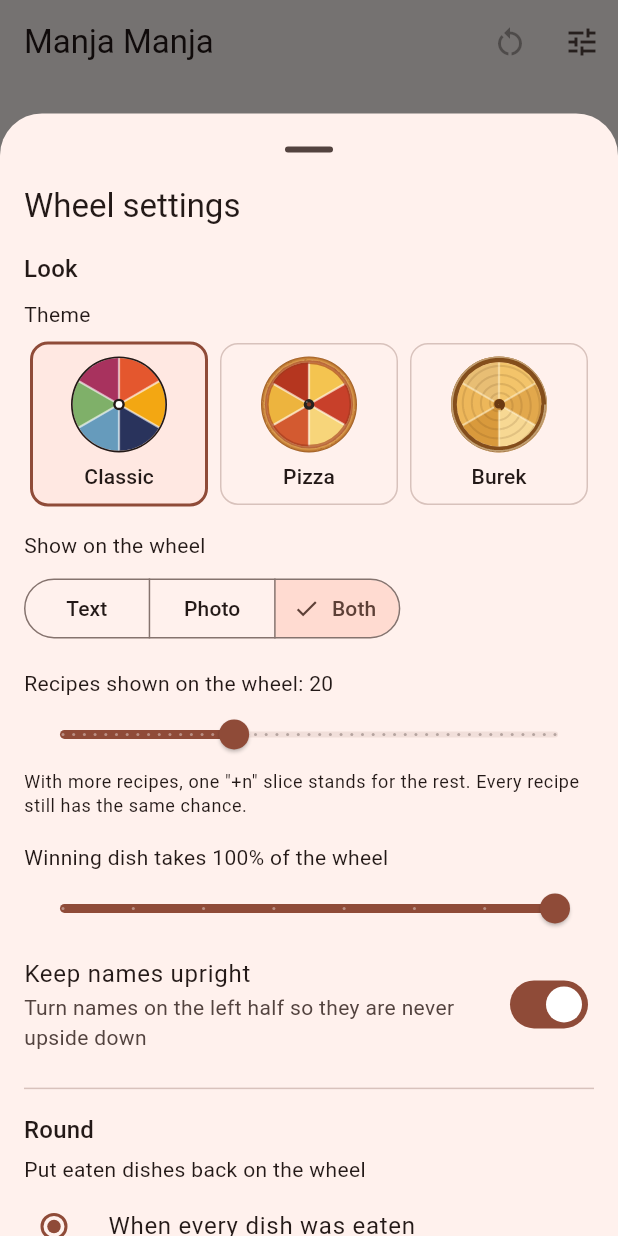
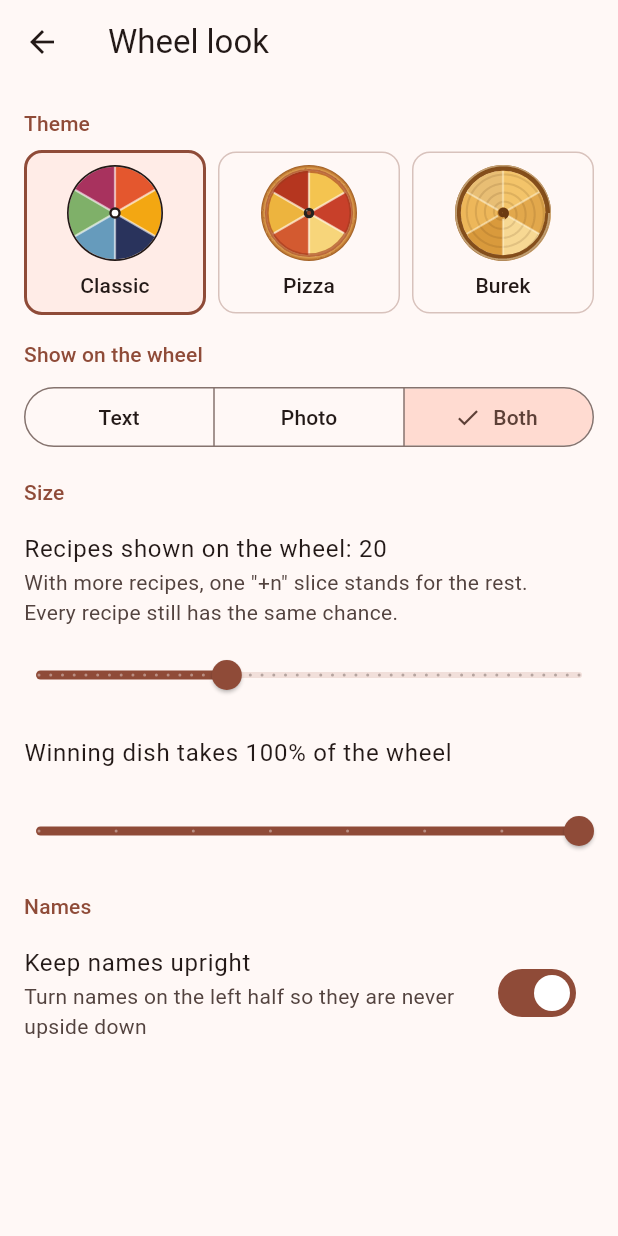
Before and after one commit to Zemo1337/manja, a Flutter app: the screen it shows after launch, after a tap on the "tune" icon, on a phone screen of 412 x 824 dp. Run offline on Flutter 3.47's test engine with Material 3 defaults, Android fonts, the phone set to English and light mode, and no system bars; our stand-ins replace drift, drift_flutter, image_picker; accounts and stored records are empty; generated files the repository leaves out were written again.

Commit message:
Move settings to their own pages
- New Settings tab with pages instead of one long bottom sheet:
  Wheel look (theme, photos, size, names), Wheel rounds (when eaten
  dishes come back) and a link to Ingredients & USDA key
- Changes apply immediately, no Save button; sliders save when released
- The wheel's settings button opens Wheel look directly
- Shared OptionCard and section title widgets for upcoming settings
- Widget tests for both pages and the shortcut

Co-Authored-By: Claude Opus 5.5 <noreply@anthropic.com>

```diff
--- a/lib/ui/home_shell.dart
+++ b/lib/ui/home_shell.dart
@@ -2,6 +2,7 @@ import 'package:flutter/material.dart';
 
 import 'history/history_screen.dart';
 import 'recipes/recipe_list_screen.dart';
+import 'settings/settings_screen.dart';
 import 'wheel/wheel_screen.dart';
 
 class HomeShell extends StatefulWidget {
@@ -19,7 +20,7 @@ class _HomeShellState extends State<HomeShell> {
     return Scaffold(
       body: IndexedStack(
         index: _index,
-        children: const [WheelScreen(), RecipeListScreen(), HistoryScreen()],
+        children: const [WheelScreen(), RecipeListScreen(), HistoryScreen(), SettingsScreen()],
       ),
       bottomNavigationBar: NavigationBar(
         selectedIndex: _index,
@@ -29,6 +30,11 @@ class _HomeShellState extends State<HomeShell> {
           NavigationDestination(
               icon: Icon(Icons.menu_book_outlined), selectedIcon: Icon(Icons.menu_book), label: 'Recipes'),
           NavigationDestination(icon: Icon(Icons.history), label: 'History'),
+          NavigationDestination(
+            icon: Icon(Icons.settings_outlined),
+            selectedIcon: Icon(Icons.settings),
+            label: 'Settings',
+          ),
         ],
       ),
     );
--- /dev/null
+++ b/lib/ui/settings/option_card.dart
@@ -0,0 +1,59 @@
+import 'package:flutter/material.dart';
+
+class OptionCard extends StatelessWidget {
+  const OptionCard({
+    super.key,
+    required this.label,
+    required this.preview,
+    required this.selected,
+    required this.onTap,
+  });
+
+  final String label;
+  final Widget preview;
+  final bool selected;
+  final VoidCallback onTap;
+
+  @override
+  Widget build(BuildContext context) {
+    final scheme = Theme.of(context).colorScheme;
+    return Semantics(
+      selected: selected,
+      button: true,
+      child: InkWell(
+        onTap: onTap,
+        borderRadius: BorderRadius.circular(12),
+        child: Ink(
+          padding: const EdgeInsets.all(8),
+          decoration: BoxDecoration(
+            borderRadius: BorderRadius.circular(12),
+            border: Border.all(color: selected ? scheme.primary : scheme.outlineVariant, width: selected ? 2 : 1),
+            color: selected ? scheme.primaryContainer.withValues(alpha: 0.4) : null,
+          ),
+          child: Column(
+            children: [
+              preview,
+              const SizedBox(height: 6),
+              Text(label, style: Theme.of(context).textTheme.labelLarge, textAlign: TextAlign.center),
+            ],
+          ),
+        ),
+      ),
+    );
+  }
+}
+
+class SettingsSectionTitle extends StatelessWidget {
+  const SettingsSectionTitle(this.text, {super.key});
+
+  final String text;
+
+  @override
+  Widget build(BuildContext context) => Padding(
+    padding: const EdgeInsets.fromLTRB(16, 16, 16, 8),
+    child: Text(
+      text,
+      style: Theme.of(context).textTheme.titleSmall?.copyWith(color: Theme.of(context).colorScheme.primary),
+    ),
+  );
+}
--- /dev/null
+++ b/lib/ui/settings/settings_screen.dart
@@ -0,0 +1,46 @@
+import 'package:flutter/material.dart';
+
+import '../nutrition/ingredients_screen.dart';
+import 'option_card.dart';
+import 'wheel_look_screen.dart';
+import 'wheel_rounds_screen.dart';
+
+class SettingsScreen extends StatelessWidget {
+  const SettingsScreen({super.key});
+
+  void _open(BuildContext context, Widget page) => Navigator.push(context, MaterialPageRoute(builder: (_) => page));
+
+  @override
+  Widget build(BuildContext context) {
+    return Scaffold(
+      appBar: AppBar(title: const Text('Settings')),
+      body: ListView(
+        children: [
+          const SettingsSectionTitle('Wheel'),
+          ListTile(
+            leading: const Icon(Icons.palette_outlined),
+            title: const Text('Wheel look'),
+            subtitle: const Text('Theme, photos, size, names'),
+            trailing: const Icon(Icons.chevron_right),
+            onTap: () => _open(context, const WheelLookScreen()),
+          ),
+          ListTile(
+            leading: const Icon(Icons.restart_alt),
+            title: const Text('Wheel rounds'),
+            subtitle: const Text('When eaten dishes come back'),
+            trailing: const Icon(Icons.chevron_right),
+            onTap: () => _open(context, const WheelRoundsScreen()),
+          ),
+          const SettingsSectionTitle('Ingredients'),
+          ListTile(
+            leading: const Icon(Icons.kitchen_outlined),
+            title: const Text('Ingredients & USDA key'),
+            subtitle: const Text('Own ingredients, built-in data, online lookup'),
+            trailing: const Icon(Icons.chevron_right),
+            onTap: () => _open(context, const IngredientsScreen()),
+          ),
+        ],
+      ),
+    );
+  }
+}
--- /dev/null
+++ b/lib/ui/settings/wheel_look_screen.dart
@@ -0,0 +1,130 @@
+import 'package:flutter/material.dart';
+
+import '../../app_scope.dart';
+import '../../domain/wheel_layout.dart';
+import '../../domain/wheel_service.dart';
+import '../wheel/wheel_painter.dart';
+import '../wheel/wheel_themes.dart';
+import 'option_card.dart';
+
+class WheelLookScreen extends StatefulWidget {
+  const WheelLookScreen({super.key});
+
+  @override
+  State<WheelLookScreen> createState() => _WheelLookScreenState();
+}
+
+class _WheelLookScreenState extends State<WheelLookScreen> {
+  WheelAppearance? _look;
+
+  static const _sample = [
+    WheelSliceData(label: ''),
+    WheelSliceData(label: ''),
+    WheelSliceData(label: ''),
+    WheelSliceData(label: ''),
+    WheelSliceData(label: ''),
+    WheelSliceData(label: ''),
+  ];
+
+  @override
+  void didChangeDependencies() {
+    super.didChangeDependencies();
+    if (_look == null) _load();
+  }
+
+  Future<void> _load() async {
+    final look = await AppScope.of(context).wheel.loadAppearance();
+    if (mounted) setState(() => _look = look);
+  }
+
+  void _change(WheelAppearance look) {
+    setState(() => _look = look);
+    AppScope.of(context).wheel.saveAppearance(look);
+  }
+
+  @override
+  Widget build(BuildContext context) {
+    final theme = Theme.of(context);
+    final look = _look;
+    return Scaffold(
+      appBar: AppBar(title: const Text('Wheel look')),
+      body: look == null
+          ? const Center(child: CircularProgressIndicator())
+          : ListView(
+              padding: const EdgeInsets.only(bottom: 32),
+              children: [
+                const SettingsSectionTitle('Theme'),
+                Padding(
+                  padding: const EdgeInsets.symmetric(horizontal: 12),
+                  child: Row(
+                    children: [
+                      for (final kind in WheelThemeKind.values)
+                        Expanded(
+                          child: Padding(
+                            padding: const EdgeInsets.symmetric(horizontal: 4),
+                            child: OptionCard(
+                              label: kind.label,
+                              selected: look.theme == kind,
+                              onTap: () => _change(look.copyWith(theme: kind)),
+                              preview: CustomPaint(
+                                size: const Size.square(64),
+                                painter: WheelPainter(
+                                  slices: _sample,
+                                  sweeps: sliceSweeps(_sample.length),
+                                  rotation: 0,
+                                  theme: WheelTheme.of(kind, theme.colorScheme),
+                                ),
+                              ),
+                            ),
+                          ),
+                        ),
+                    ],
+                  ),
+                ),
+                const SettingsSectionTitle('Show on the wheel'),
+                Padding(
+                  padding: const EdgeInsets.symmetric(horizontal: 16),
+                  child: SegmentedButton<WheelContent>(
+                    segments: [for (final c in WheelContent.values) ButtonSegment(value: c, label: Text(c.label))],
+                    selected: {look.content},
+                    onSelectionChanged: (s) => _change(look.copyWith(content: s.single)),
+                  ),
+                ),
+                const SettingsSectionTitle('Size'),
+                ListTile(
+                  title: Text('Recipes shown on the wheel: ${look.maxSlices}'),
+                  subtitle: const Text(
+                    'With more recipes, one "+n" slice stands for the rest. Every recipe still has the same chance.',
+                  ),
+                ),
+                Slider(
+                  value: look.maxSlices.toDouble(),
+                  min: WheelAppearance.minSlices.toDouble(),
+                  max: WheelAppearance.maxSlicesLimit.toDouble(),
+                  divisions: WheelAppearance.maxSlicesLimit - WheelAppearance.minSlices,
+                  label: '${look.maxSlices}',
+                  onChanged: (v) => setState(() => _look = look.copyWith(maxSlices: v.round())),
+                  onChangeEnd: (v) => _change(look.copyWith(maxSlices: v.round())),
+                ),
+                ListTile(title: Text('Winning dish takes ${look.winnerPercent}% of the wheel')),
+                Slider(
+                  value: look.winnerPercent.toDouble(),
+                  min: WheelAppearance.minWinnerPercent.toDouble(),
+                  max: 100,
+                  divisions: (100 - WheelAppearance.minWinnerPercent) ~/ 10,
+                  label: '${look.winnerPercent}%',
+                  onChanged: (v) => setState(() => _look = look.copyWith(winnerPercent: v.round())),
+                  onChangeEnd: (v) => _change(look.copyWith(winnerPercent: v.round())),
+                ),
+                const SettingsSectionTitle('Names'),
+                SwitchListTile(
+                  title: const Text('Keep names upright'),
+                  subtitle: const Text('Turn names on the left half so they are never upside down'),
+                  value: look.flipText,
+                  onChanged: (v) => _change(look.copyWith(flipText: v)),
+                ),
+              ],
+            ),
+    );
+  }
+}
--- a/lib/ui/wheel/wheel_screen.dart
+++ b/lib/ui/wheel/wheel_screen.dart
@@ -9,9 +9,9 @@ import '../../domain/wheel_layout.dart';
 import '../../domain/wheel_service.dart';
 import '../recipes/recipe_detail_screen.dart';
 import '../recipes/recipe_photo.dart';
+import '../settings/wheel_look_screen.dart';
 import 'wheel_image_cache.dart';
 import 'wheel_painter.dart';
-import 'wheel_settings_sheet.dart';
 import 'wheel_themes.dart';
 
 class WheelScreen extends StatefulWidget {
@@ -197,9 +197,9 @@ class _WheelScreenState extends State<WheelScreen> with TickerProviderStateMixin
             onPressed: _spinning || state == null || state.eaten == 0 ? null : _resetCycle,
           ),
           IconButton(
-            tooltip: 'Wheel settings',
+            tooltip: 'Wheel look',
             icon: const Icon(Icons.tune),
-            onPressed: state == null ? null : () => showWheelSettings(context, state.settings, state.appearance),
+            onPressed: () => Navigator.push(context, MaterialPageRoute(builder: (_) => const WheelLookScreen())),
           ),
         ],
       ),
--- a/lib/ui/wheel/wheel_settings_sheet.dart
+++ /dev/null
@@ -1,201 +0,0 @@
-import 'package:flutter/material.dart';
-
-import '../../app_scope.dart';
-import '../../domain/wheel_layout.dart';
-import '../../domain/wheel_service.dart';
-import 'wheel_painter.dart';
-import 'wheel_themes.dart';
-
-Future<void> showWheelSettings(BuildContext context, WheelSettings settings, WheelAppearance appearance) {
-  return showModalBottomSheet<void>(
-    context: context,
-    isScrollControlled: true,
-    showDragHandle: true,
-    builder: (_) => _WheelSettingsSheet(settings: settings, appearance: appearance),
-  );
-}
-
-class _WheelSettingsSheet extends StatefulWidget {
-  const _WheelSettingsSheet({required this.settings, required this.appearance});
-
-  final WheelSettings settings;
-  final WheelAppearance appearance;
-
-  @override
-  State<_WheelSettingsSheet> createState() => _WheelSettingsSheetState();
-}
-
-class _WheelSettingsSheetState extends State<_WheelSettingsSheet> {
-  late ResetMode _mode = widget.settings.mode;
-  late int _days = widget.settings.resetDays;
-  late WheelAppearance _look = widget.appearance;
-
-  Future<void> _save() async {
-    final wheel = AppScope.of(context).wheel;
-    await wheel.saveAppearance(_look);
-    await wheel.saveSettings(_mode, _days);
-    if (mounted) Navigator.pop(context);
-  }
-
-  @override
-  Widget build(BuildContext context) {
-    final theme = Theme.of(context);
-    return SafeArea(
-      child: ConstrainedBox(
-        constraints: BoxConstraints(maxHeight: MediaQuery.sizeOf(context).height * 0.85),
-        child: SingleChildScrollView(
-          padding: const EdgeInsets.fromLTRB(16, 0, 16, 16),
-          child: Column(
-            mainAxisSize: MainAxisSize.min,
-            crossAxisAlignment: CrossAxisAlignment.start,
-            children: [
-              Text('Wheel settings', style: theme.textTheme.titleLarge),
-              const SizedBox(height: 16),
-              Text('Look', style: theme.textTheme.titleMedium),
-              const SizedBox(height: 8),
-              Text('Theme', style: theme.textTheme.bodyMedium),
-              const SizedBox(height: 8),
-              Row(
-                children: [
-                  for (final kind in WheelThemeKind.values)
-                    Expanded(
-                      child: _ThemeOption(
-                        kind: kind,
-                        selected: _look.theme == kind,
-                        onTap: () => setState(() => _look = _look.copyWith(theme: kind)),
-                      ),
-                    ),
-                ],
-              ),
-              const SizedBox(height: 16),
-              Text('Show on the wheel', style: theme.textTheme.bodyMedium),
-              const SizedBox(height: 8),
-              SegmentedButton<WheelContent>(
-                segments: [
-                  for (final c in WheelContent.values) ButtonSegment(value: c, label: Text(c.label)),
-                ],
-                selected: {_look.content},
-                onSelectionChanged: (s) => setState(() => _look = _look.copyWith(content: s.single)),
-              ),
-              const SizedBox(height: 16),
-              Text('Recipes shown on the wheel: ${_look.maxSlices}', style: theme.textTheme.bodyMedium),
-              Slider(
-                value: _look.maxSlices.toDouble(),
-                min: WheelAppearance.minSlices.toDouble(),
-                max: WheelAppearance.maxSlicesLimit.toDouble(),
-                divisions: WheelAppearance.maxSlicesLimit - WheelAppearance.minSlices,
-                label: '${_look.maxSlices}',
-                onChanged: (v) => setState(() => _look = _look.copyWith(maxSlices: v.round())),
-              ),
-              Text(
-                'With more recipes, one "+n" slice stands for the rest. Every recipe still has the same chance.',
-                style: theme.textTheme.bodySmall,
-              ),
-              const SizedBox(height: 16),
-              Text('Winning dish takes ${_look.winnerPercent}% of the wheel', style: theme.textTheme.bodyMedium),
-              Slider(
-                value: _look.winnerPercent.toDouble(),
-                min: WheelAppearance.minWinnerPercent.toDouble(),
-                max: 100,
-                divisions: (100 - WheelAppearance.minWinnerPercent) ~/ 10,
-                label: '${_look.winnerPercent}%',
-                onChanged: (v) => setState(() => _look = _look.copyWith(winnerPercent: v.round())),
-              ),
-              SwitchListTile(
-                contentPadding: EdgeInsets.zero,
-                title: const Text('Keep names upright'),
-                subtitle: const Text('Turn names on the left half so they are never upside down'),
-                value: _look.flipText,
-                onChanged: (v) => setState(() => _look = _look.copyWith(flipText: v)),
-              ),
-              const Divider(height: 32),
-              Text('Round', style: theme.textTheme.titleMedium),
-              const SizedBox(height: 4),
-              Text('Put eaten dishes back on the wheel', style: theme.textTheme.bodyMedium),
-              RadioGroup<ResetMode>(
-                groupValue: _mode,
-                onChanged: (m) => setState(() => _mode = m ?? _mode),
-                child: Column(
-                  children: [
-                    for (final mode in ResetMode.values)
-                      RadioListTile<ResetMode>(value: mode, title: Text(mode.label), contentPadding: EdgeInsets.zero),
-                  ],
-                ),
-              ),
-              if (_mode == ResetMode.afterDays)
-                Row(
-                  children: [
-                    const Text('Reset every'),
-                    IconButton(
-                      onPressed: _days > 1 ? () => setState(() => _days--) : null,
-                      icon: const Icon(Icons.remove_circle_outline),
-                    ),
-                    Text('$_days', style: theme.textTheme.titleMedium),
-                    IconButton(onPressed: () => setState(() => _days++), icon: const Icon(Icons.add_circle_outline)),
-                    Text(_days == 1 ? 'day' : 'days'),
-                  ],
-                ),
-              const SizedBox(height: 16),
-              Align(
-                alignment: Alignment.centerRight,
-                child: FilledButton(onPressed: _save, child: const Text('Save')),
-              ),
-            ],
-          ),
-        ),
-      ),
-    );
-  }
-}
-
-class _ThemeOption extends StatelessWidget {
-  const _ThemeOption({required this.kind, required this.selected, required this.onTap});
-
-  final WheelThemeKind kind;
-  final bool selected;
-  final VoidCallback onTap;
-
-  static const _sample = [
-    WheelSliceData(label: ''),
-    WheelSliceData(label: ''),
-    WheelSliceData(label: ''),
-    WheelSliceData(label: ''),
-    WheelSliceData(label: ''),
-    WheelSliceData(label: ''),
-  ];
-
-  @override
-  Widget build(BuildContext context) {
-    final scheme = Theme.of(context).colorScheme;
-    return Padding(
-      padding: const EdgeInsets.symmetric(horizontal: 4),
-      child: InkWell(
-        onTap: onTap,
-        borderRadius: BorderRadius.circular(12),
-        child: Ink(
-          padding: const EdgeInsets.all(8),
-          decoration: BoxDecoration(
-            borderRadius: BorderRadius.circular(12),
-            border: Border.all(color: selected ? scheme.primary : scheme.outlineVariant, width: selected ? 2 : 1),
-            color: selected ? scheme.primaryContainer.withValues(alpha: 0.4) : null,
-          ),
-          child: Column(
-            children: [
-              CustomPaint(
-                size: const Size.square(64),
-                painter: WheelPainter(
-                  slices: _sample,
-                  sweeps: sliceSweeps(_sample.length),
-                  rotation: 0,
-                  theme: WheelTheme.of(kind, scheme),
-                ),
-              ),
-              const SizedBox(height: 6),
-              Text(kind.label, style: Theme.of(context).textTheme.labelLarge),
-            ],
-          ),
-        ),
-      ),
-    );
-  }
-}
```
Also changed, not shown: lib/ui/settings/wheel_rounds_screen.dart (added, +84 -0 lines), 1 other file.
